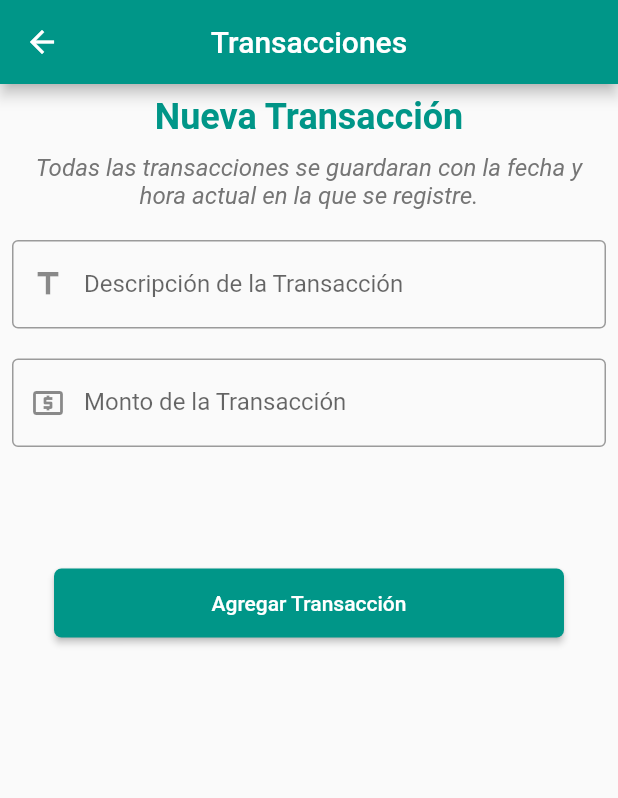
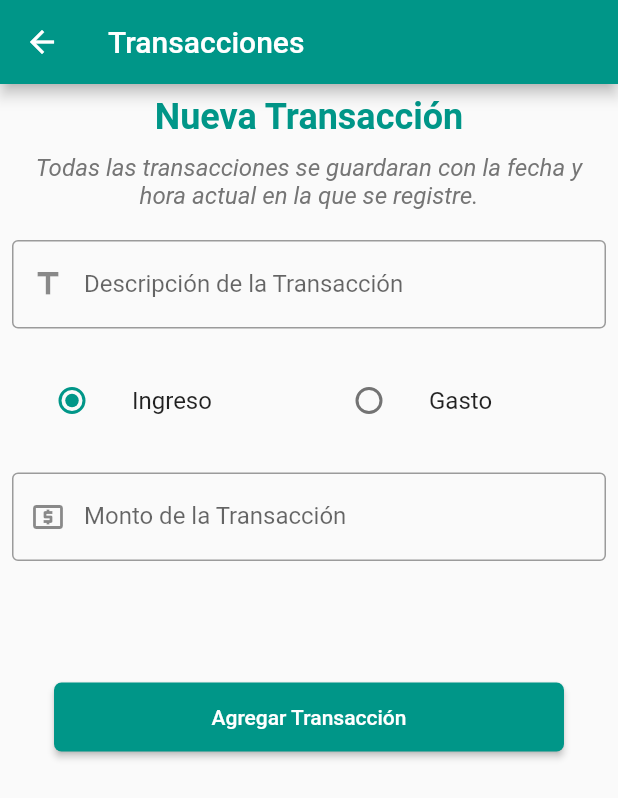
Before and after one commit to FelixAVeras/PersonalMoney, a Flutter app: the screen it shows after launch, after a tap on "Nueva Transaccion", on a phone screen of 412 x 824 dp. Shown: the top 798 px of the screen. Run offline on Flutter 3.47's test engine with Material 2 defaults, Android fonts, the light colour scheme and no system bars; our stand-ins replace sqflite; accounts and stored records are empty.

Commit message:
Adding transaction type input

```diff
--- a/lib/helpers/databasehelper.dart
+++ b/lib/helpers/databasehelper.dart
@@ -29,7 +29,8 @@ class DatabaseHelper {
           'id INTEGER PRIMARY KEY,'
           'description TEXT,'
           'currentDate TEXT,'
-          'amount REAL'
+          'amount REAL,'
+          'type TEXT'
           ')');
     });
   }
--- a/lib/models/transactionmodel.dart
+++ b/lib/models/transactionmodel.dart
@@ -3,6 +3,7 @@ class TransactionModel {
   String description;
   double amount;
   String currentDate;
+  String transType;
   // DateTime currentDate;
   // double moneyExpend;
   // double savingMoney;
@@ -12,21 +13,19 @@ class TransactionModel {
   // double get txnAmount => amount;
   // DateTime get txnDateTime => currentDate;
 
-  TransactionModel({
-    this.id,
-    this.description,
-    this.amount,
-    this.currentDate,
-    // this.moneyExpend,
-    // this.savingMoney,
-  });
+  TransactionModel(
+      {this.id, this.description, this.amount, this.currentDate, this.transType
+      // this.moneyExpend,
+      // this.savingMoney,
+      });
 
   factory TransactionModel.fromJson(Map<String, dynamic> json) =>
       TransactionModel(
           id: json["id"],
           description: json["description"],
           currentDate: json["currentDate"],
-          amount: json["amount"]
+          amount: json["amount"],
+          transType: json["transType"]
           // moneyExpend: json["moneyExpend"].toDouble(),
           // savingMoney: json["savingMoney"].toDouble(),
           );
@@ -35,7 +34,8 @@ class TransactionModel {
         "id": id,
         "description": description,
         "currentDate": currentDate,
-        "amount": amount
+        "amount": amount,
+        "type": transType
         // "moneyExpend": moneyExpend,
         // "savingMoney": savingMoney,
       };
--- a/lib/pages/transactionpage.dart
+++ b/lib/pages/transactionpage.dart
@@ -3,6 +3,8 @@ import 'package:intl/intl.dart';
 import 'package:personalmoney/bloc/transactions_bloc.dart';
 import 'package:personalmoney/helpers/databasehelper.dart';
 import 'package:personalmoney/models/transactionmodel.dart';
+
+enum TransType { earning, expense }
 
 class TransactionPage extends StatefulWidget {
   @override
@@ -18,6 +20,8 @@ class _TransactionPageState extends State<TransactionPage> {
   final amountController = TextEditingController();
   String currentDatetime =
       DateFormat("dd/MM/yyyy - hh:mm").format(DateTime.now());
+  String transType = 'earning';
+  TransType _transType = TransType.earning;
 
   final _formKey = GlobalKey<FormState>();
 
@@ -38,7 +42,8 @@ class _TransactionPageState extends State<TransactionPage> {
         await DatabaseHelper.db.createTransaction(TransactionModel(
             description: titleController.text,
             amount: double.parse(amountController.text),
-            currentDate: currentDatetime));
+            currentDate: currentDatetime,
+            transType: transType));
       });
 
       Navigator.pop(context);
@@ -51,7 +56,7 @@ class _TransactionPageState extends State<TransactionPage> {
         resizeToAvoidBottomPadding: false,
         appBar: AppBar(
           title: Text('Transacciones'),
-          centerTitle: true,
+          // centerTitle: true,
         ),
         body: Form(
           key: _formKey,
@@ -90,6 +95,35 @@ class _TransactionPageState extends State<TransactionPage> {
                       return null;
                     }),
                 SizedBox(height: 20.0),
+                Row(children: [
+                  Expanded(
+                      child: ListTile(
+                    title: Text('Ingreso'),
+                    leading: Radio(
+                        value: TransType.earning,
+                        groupValue: _transType,
+                        onChanged: (TransType value) {
+                          setState(() {
+                            _transType = value;
+                            transType = 'earning';
+                          });
+                        }),
+                  )),
+                  Expanded(
+                      child: ListTile(
+                    title: Text('Gasto'),
+                    leading: Radio(
+                        value: TransType.expense,
+                        groupValue: _transType,
+                        onChanged: (TransType value) {
+                          setState(() {
+                            _transType = value;
+                            transType = 'expense';
+                          });
+                        }),
+                  )),
+                ]),
+                SizedBox(height: 20.0),
                 TextFormField(
                     controller: amountController,
                     keyboardType: TextInputType.number,
```
Also changed, not shown: lib/pages/historypage.dart (+12 -3 lines).
